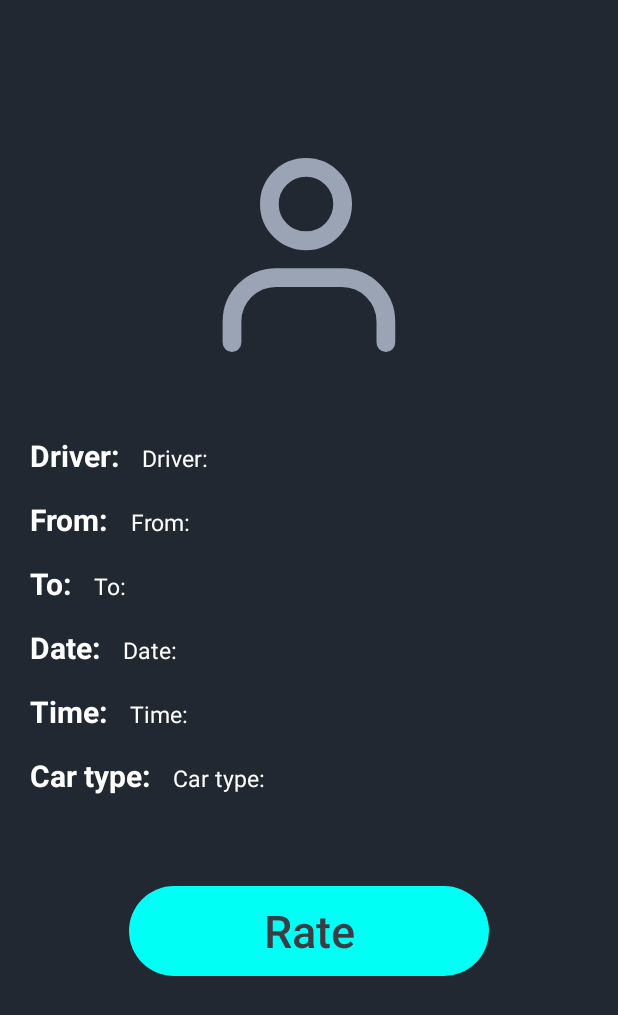
After one commit to CabbyTeam14/Cabby, an Android app: the PassengerRideDetailsActivity screen opened directly, with no data from a screen before it, on a phone screen of 412 x 824 dp. The commit adds this screen. Shown: the top 1015 px of the screen. Run offline under Robolectric (Android 15) with nearby library versions, the phone set to English and light mode, and no system bars; 6 statements that could not run were skipped.

Commit message:
Created passenger ride detail activity and linked it with ride history

```diff
--- a/app/src/main/java/com/example/cabby/Model/Ride.java
+++ b/app/src/main/java/com/example/cabby/Model/Ride.java
@@ -1,20 +1,49 @@
 package com.example.cabby.Model;
 
 
-public class Ride {
+import android.os.Parcel;
+import android.os.Parcelable;
+
+public class Ride implements Parcelable {
     private String from;
     private String to;
     private String date;
     private String time;
-    private String driverImage;
+    private String driver;
 
-    public Ride(String from, String to, String date, String time, String driverImage) {
+
+
+    private String car_type;
+
+    public Ride(String from, String to, String date, String time, String driver, String car_type) {
         this.from = from;
         this.to = to;
         this.date = date;
         this.time = time;
-        this.driverImage = driverImage;
+        this.driver = driver;
+        this.car_type = car_type;
     }
+
+    protected Ride(Parcel in) {
+        from = in.readString();
+        to = in.readString();
+        date = in.readString();
+        time = in.readString();
+        driver = in.readString();
+        car_type = in.readString();
+    }
+
+    public static final Creator<Ride> CREATOR = new Creator<Ride>() {
+        @Override
+        public Ride createFromParcel(Parcel in) {
+            return new Ride(in);
+        }
+
+        @Override
+        public Ride[] newArray(int size) {
+            return new Ride[size];
+        }
+    };
 
     public String getFrom() {
         return from;
@@ -48,13 +77,34 @@ public class Ride {
         this.time = time;
     }
 
-    public String getDriverImage() {
-        return driverImage;
+    public String getDriver() {
+        return driver;
     }
 
-    public void setDriverImage(String driverImage) {
-        this.driverImage = driverImage;
+    public void setDriver(String driver) {
+        this.driver = driver;
+    }
+
+    public String getCar_type() {
+        return car_type;
+    }
+
+    public void setCar_type(String car_type) {
+        this.car_type = car_type;
     }
 
 
+    @Override
+    public int describeContents() {
+        return 0;
+    }
+
+    @Override
+    public void writeToParcel(Parcel parcel, int i) {
+        parcel.writeString(from);
+        parcel.writeString(to);
+        parcel.writeString(date);
+        parcel.writeString(time);
+        parcel.writeString(driver);
+    }
 }
--- a/app/src/main/java/com/example/cabby/Tools/Mockup.java
+++ b/app/src/main/java/com/example/cabby/Tools/Mockup.java
@@ -9,9 +9,9 @@ public class Mockup {
 
     public static List<Ride> getRides(){
         ArrayList<Ride> rides = new ArrayList<Ride>();
-        Ride r1 = new Ride("Test1", "Test1", "Test1", "Test1", "/C:/Users/lukac/Downloads/luka.png");
-        Ride r2 = new Ride("Test1", "Test1", "Test1", "Test1", "\"C:\\Users\\lukac\\Downloads\\luka.png\"");
-        Ride r3 = new Ride("Test1", "Test1", "Test1", "Test1", "\"C:\\Users\\lukac\\Downloads\\luka.png\"");
+        Ride r1 = new Ride("Test1", "Test1", "Test1", "Test1", "Luka Djordjevic", "SUV");
+        Ride r2 = new Ride("Test2", "Test2", "Test2", "Test2", "Marko Janosevic", "Sports");
+        Ride r3 = new Ride("Test3", "Test3", "Test3", "Test3", "Milos Cuturic", "Limo");
         rides.add(r1);
         rides.add(r2);
         rides.add(r3);
--- a/app/src/main/java/com/example/cabby/activities/DriverMainActivity.java
+++ b/app/src/main/java/com/example/cabby/activities/DriverMainActivity.java
@@ -13,28 +13,18 @@ import com.example.cabby.R;
 
 public class DriverMainActivity extends AppCompatActivity {
 
+
+
     @SuppressLint("UseSwitchCompatOrMaterialCode")
+    private Switch online_switch;
     @Override
     protected void onCreate(Bundle savedInstanceState) {
         super.onCreate(savedInstanceState);
         setContentView(R.layout.activity_driver_main);
 
         TextView online_text = findViewById(R.id.online_driver_text);
-        Switch online_switch = findViewById(R.id.online_driver_switch);
-        online_switch.setOnCheckedChangeListener(new CompoundButton.OnCheckedChangeListener() {
-            @SuppressLint("UseCompatLoadingForDrawables")
-            @Override
-            public void onCheckedChanged(CompoundButton compoundButton, boolean b) {
-                if (online_switch.isChecked()){
-                    online_text.setText(R.string.online_driver);
-                    online_switch.setBackground(getDrawable(R.drawable.lightblue_border));
-                }
-                else {
-                    online_text.setText(R.string.offline_driver);
-                    online_switch.setBackground(getDrawable(R.drawable.passenger_ride_history_border));
-                }
-            }
-        });
+        online_switch = findViewById(R.id.online_driver_switch);
+        online_toggle_listener(online_text);
 
     }
 
@@ -67,4 +57,21 @@ public class DriverMainActivity extends AppCompatActivity {
     protected void onDestroy() {
         super.onDestroy();
     }
+
+    private void online_toggle_listener(TextView online_text){
+        online_switch.setOnCheckedChangeListener(new CompoundButton.OnCheckedChangeListener() {
+            @SuppressLint("UseCompatLoadingForDrawables")
+            @Override
+            public void onCheckedChanged(CompoundButton compoundButton, boolean b) {
+                if (online_switch.isChecked()){
+                    online_text.setText(R.string.online_driver);
+                    online_switch.setBackground(getDrawable(R.drawable.lightblue_border));
+                }
+                else {
+                    online_text.setText(R.string.offline_driver);
+                    online_switch.setBackground(getDrawable(R.drawable.passenger_ride_history_border));
+                }
+            }
+        });
+    }
 }
--- /dev/null
+++ b/app/src/main/java/com/example/cabby/activities/PassengerRideDetailsActivity.java
@@ -0,0 +1,68 @@
+package com.example.cabby.activities;
+
+import androidx.appcompat.app.AppCompatActivity;
+
+import android.os.Bundle;
+import android.widget.TextView;
+
+import com.example.cabby.Model.Ride;
+import com.example.cabby.R;
+
+public class PassengerRideDetailsActivity extends AppCompatActivity {
+
+    @Override
+    protected void onCreate(Bundle savedInstanceState) {
+        super.onCreate(savedInstanceState);
+        setContentView(R.layout.activity_passenger_ride_details);
+        initializeData();
+    }
+
+    @Override
+    protected void onStart() {
+        super.onStart();
+    }
+
+    @Override
+    protected void onRestart() {
+        super.onRestart();
+    }
+
+    @Override
+    protected void onResume() {
+        super.onResume();
+    }
+
+    @Override
+    protected void onPause() {
+        super.onPause();
+    }
+
+    @Override
+    protected void onStop() {
+        super.onStop();
+    }
+
+    @Override
+    protected void onDestroy() {
+        super.onDestroy();
+    }
+
+    private void initializeData(){
+        Ride picked_ride = getIntent().getParcelableExtra("ride");
+        TextView driver_detail = findViewById(R.id.passenger_driver_detail);
+        TextView from_detail = findViewById(R.id.passenger_from_detail);
+        TextView to_detail = findViewById(R.id.passenger_to_detail);
+        TextView date_detail = findViewById(R.id.passenger_date_detail);
+        TextView time_detail = findViewById(R.id.passenger_time_detail);
+        TextView car_type_detail = findViewById(R.id.passenger_car_type_detail);
+
+        driver_detail.setText(picked_ride.getDriver());
+        from_detail.setText(picked_ride.getFrom());
+        to_detail.setText(picked_ride.getTo());
+        date_detail.setText(picked_ride.getDate());
+        time_detail.setText(picked_ride.getTime());
+        car_type_detail.setText(picked_ride.getCar_type());
+
+
+    }
+}
--- a/app/src/main/java/com/example/cabby/activities/PassengerRideHistoryActivity.java
+++ b/app/src/main/java/com/example/cabby/activities/PassengerRideHistoryActivity.java
@@ -2,17 +2,23 @@ package com.example.cabby.activities;
 
 import androidx.appcompat.app.AppCompatActivity;
 
+import android.content.Intent;
 import android.os.Bundle;
 import android.view.View;
 import android.widget.AdapterView;
 import android.widget.ListView;
 
 import com.example.cabby.Adapters.PassengerRideAdapter;
+import com.example.cabby.Model.Ride;
 import com.example.cabby.R;
+import com.example.cabby.Tools.Mockup;
+import com.example.cabby.databinding.ActivityMainBinding;
 
 public class PassengerRideHistoryActivity extends AppCompatActivity {
 
     private ListView listView;
+    private Intent ride_detail_intent;
+
 
     @Override
     protected void onCreate(Bundle savedInstanceState) {
@@ -22,6 +28,9 @@ public class PassengerRideHistoryActivity extends AppCompatActivity {
         PassengerRideAdapter adapter = new PassengerRideAdapter(PassengerRideHistoryActivity.this);
         listView = findViewById(R.id.passenger_ride_history_list);
         listView.setAdapter(adapter);
+        ride_detail_intent = new Intent(PassengerRideHistoryActivity.this, PassengerRideDetailsActivity.class);
+        addListViewListener();
+
 
     }
 
@@ -54,4 +63,15 @@ public class PassengerRideHistoryActivity extends AppCompatActivity {
     protected void onDestroy() {
         super.onDestroy();
     }
+
+    private void addListViewListener(){
+        listView.setOnItemClickListener(new AdapterView.OnItemClickListener() {
+            @Override
+            public void onItemClick(AdapterView<?> adapterView, View view, int i, long l) {
+                Ride picked_ride = Mockup.getRides().get(i);
+                ride_detail_intent.putExtra("ride", picked_ride);
+                startActivity(ride_detail_intent);
+            }
+        });
+    }
 }
--- a/app/src/main/java/com/example/cabby/activities/SplashActivity.java
+++ b/app/src/main/java/com/example/cabby/activities/SplashActivity.java
@@ -18,7 +18,7 @@ public class SplashActivity extends Activity {
         setContentView(R.layout.splash);
         int SPLASH_TIME_OUT = 2000;
 
-        Intent signInIntent = new Intent(SplashActivity.this, SignInActivity.class);
+        Intent signInIntent = new Intent(SplashActivity.this, PassengerRideHistoryActivity.class);
 
         new Timer().schedule(new TimerTask() {
             @Override
--- /dev/null
+++ b/app/src/main/res/layout/activity_passenger_ride_details.xml
@@ -0,0 +1,221 @@
+<?xml version="1.0" encoding="utf-8"?>
+<RelativeLayout xmlns:android="http://schemas.android.com/apk/res/android"
+    xmlns:app="http://schemas.android.com/apk/res-auto"
+    xmlns:tools="http://schemas.android.com/tools"
+    android:layout_width="match_parent"
+    android:layout_height="match_parent"
+    tools:context=".activities.PassengerRideDetailsActivity"
+    android:background="@color/dark_background">
+
+    <ImageView
+        android:id="@+id/passenger_map_image"
+        android:layout_width="match_parent"
+        android:layout_height="200dp"
+        android:src="@drawable/user_icon"
+        android:layout_marginTop="70dp">
+    </ImageView>
+
+    <RelativeLayout
+        android:id="@+id/passenger_ride_data_box"
+        android:layout_width="match_parent"
+        android:layout_height="wrap_content"
+        android:layout_below="@id/passenger_map_image"
+        android:paddingHorizontal="20dp"
+        android:layout_marginTop="20dp">
+        <LinearLayout
+            android:layout_width="wrap_content"
+            android:layout_height="wrap_content"
+            android:orientation="horizontal"
+            android:id="@+id/passenger_driver_detail_box">
+            <TextView
+                android:id="@+id/passenger_driver_detail_label"
+                android:layout_width="wrap_content"
+                android:layout_height="wrap_content"
+                android:text="@string/driver_on_ride_title"
+                android:textColor="@color/text_color"
+                android:textStyle="bold"
+                android:textSize="20dp"
+                >
+            </TextView>
+            <TextView
+                android:id="@+id/passenger_driver_detail"
+                android:layout_width="wrap_content"
+                android:layout_height="wrap_content"
+                android:text="@string/driver_on_ride_title"
+                android:textColor="@color/text_color"
+                android:textSize="15dp"
+                android:layout_marginLeft="15dp"
+                >
+            </TextView>
+
+        </LinearLayout>
+
+        <LinearLayout
+            android:layout_width="wrap_content"
+            android:layout_height="wrap_content"
+            android:orientation="horizontal"
+            android:id="@+id/passenger_from_detail_box"
+            android:layout_below="@id/passenger_driver_detail_box"
+            android:layout_marginTop="15dp">
+            <TextView
+                android:id="@+id/passenger_from_detail_label"
+                android:layout_width="wrap_content"
+                android:layout_height="wrap_content"
+                android:text="@string/from_label_text"
+                android:textColor="@color/text_color"
+                android:textStyle="bold"
+                android:textSize="20dp"
+                >
+            </TextView>
+            <TextView
+                android:id="@+id/passenger_from_detail"
+                android:layout_width="wrap_content"
+                android:layout_height="wrap_content"
+                android:text="@string/from_label_text"
+                android:textColor="@color/text_color"
+                android:textSize="15dp"
+                android:layout_marginLeft="15dp"
+                >
+            </TextView>
+
+        </LinearLayout>
+
+        <LinearLayout
+            android:layout_width="wrap_content"
+            android:layout_height="wrap_content"
+            android:orientation="horizontal"
+            android:id="@+id/passenger_to_detail_box"
+            android:layout_below="@id/passenger_from_detail_box"
+            android:layout_marginTop="15dp">
+            <TextView
+                android:id="@+id/passenger_to_detail_label"
+                android:layout_width="wrap_content"
+                android:layout_height="wrap_content"
+                android:text="@string/to_label_text"
+                android:textColor="@color/text_color"
+                android:textStyle="bold"
+                android:textSize="20dp"
+                >
+            </TextView>
+            <TextView
+                android:id="@+id/passenger_to_detail"
+                android:layout_width="wrap_content"
+                android:layout_height="wrap_content"
+                android:text="@string/to_label_text"
+                android:textColor="@color/text_color"
+                android:textSize="15dp"
+                android:layout_marginLeft="15dp"
+                >
+            </TextView>
+
+        </LinearLayout>
+
+        <LinearLayout
+            android:layout_width="wrap_content"
+            android:layout_height="wrap_content"
+            android:orientation="horizontal"
+            android:id="@+id/passenger_date_detail_box"
+            android:layout_below="@id/passenger_to_detail_box"
+            android:layout_marginTop="15dp">
+            <TextView
+                android:id="@+id/passenger_date_detail_label"
+                android:layout_width="wrap_content"
+                android:layout_height="wrap_content"
+                android:text="@string/date_label_text"
+                android:textColor="@color/text_color"
+                android:textStyle="bold"
+                android:textSize="20dp"
+                >
+            </TextView>
+            <TextView
+                android:id="@+id/passenger_date_detail"
+                android:layout_width="wrap_content"
+                android:layout_height="wrap_content"
+                android:text="@string/date_label_text"
+                android:textColor="@color/text_color"
+                android:textSize="15dp"
+                android:layout_marginLeft="15dp"
+                >
+            </TextView>
+
+        </LinearLayout>
+
+        <LinearLayout
+            android:layout_width="wrap_content"
+            android:layout_height="wrap_content"
+            android:orientation="horizontal"
+            android:id="@+id/passenger_time_detail_box"
+            android:layout_below="@id/passenger_date_detail_box"
+            android:layout_marginTop="15dp">
+            <TextView
+                android:id="@+id/passenger_time_detail_label"
+                android:layout_width="wrap_content"
+                android:layout_height="wrap_content"
+                android:text="@string/time_label_text"
+                android:textColor="@color/text_color"
+                android:textStyle="bold"
+                android:textSize="20dp"
+                >
+            </TextView>
+            <TextView
+                android:id="@+id/passenger_time_detail"
+                android:layout_width="wrap_content"
+                android:layout_height="wrap_content"
+                android:text="@string/time_label_text"
+                android:textColor="@color/text_color"
+                android:textSize="15dp"
+                android:layout_marginLeft="15dp"
+                >
+            </TextView>
+
+        </LinearLayout>
+
+        <LinearLayout
+            android:layout_width="wrap_content"
+            android:layout_height="wrap_content"
+            android:orientation="horizontal"
+            android:id="@+id/passenger_car_type_detail_box"
+            android:layout_below="@id/passenger_time_detail_box"
+            android:layout_marginTop="15dp">
+            <TextView
+                android:id="@+id/passenger_car_type_detail_label"
+                android:layout_width="wrap_content"
+                android:layout_height="wrap_content"
+                android:text="@string/car_type"
+                android:textColor="@color/text_color"
+                android:textStyle="bold"
+                android:textSize="20dp"
+                >
+            </TextView>
+            <TextView
+                android:id="@+id/passenger_car_type_detail"
+                android:layout_width="wrap_content"
+                android:layout_height="wrap_content"
+                android:text="@string/car_type"
+                android:textColor="@color/text_color"
+                android:textSize="15dp"
+                android:layout_marginLeft="15dp"
+                >
+            </TextView>
+
+        </LinearLayout>
+
+
+
+    </RelativeLayout>
+
+    <androidx.appcompat.widget.AppCompatButton
+        android:id="@+id/passenger_rating_btn"
+        android:text="@string/rate_btn"
+        android:layout_width="240dp"
+        android:layout_height="60dp"
+        android:layout_marginTop="60dp"
+        android:layout_centerHorizontal="true"
+        android:textColor="@color/grey"
+        android:background="@drawable/button_radius"
+        android:textSize="30sp"
+        android:textAllCaps="false"
+        android:layout_below="@id/passenger_ride_data_box">
+    </androidx.appcompat.widget.AppCompatButton>
+
+</RelativeLayout>
--- a/app/src/main/res/values/strings.xml
+++ b/app/src/main/res/values/strings.xml
@@ -31,5 +31,8 @@
     <string name="nav_profile">Profile</string>
     <string name="offline_driver">Offline</string>
     <string name="online_driver">Online</string>
+    <string name="driver_on_ride_title">Driver: </string>
+    <string name="car_type">Car type: </string>
+    <string name="rate_btn">Rate</string>
 
 </resources>
```
Also changed, not shown: app/src/main/AndroidManifest.xml (+7 -0 lines).
